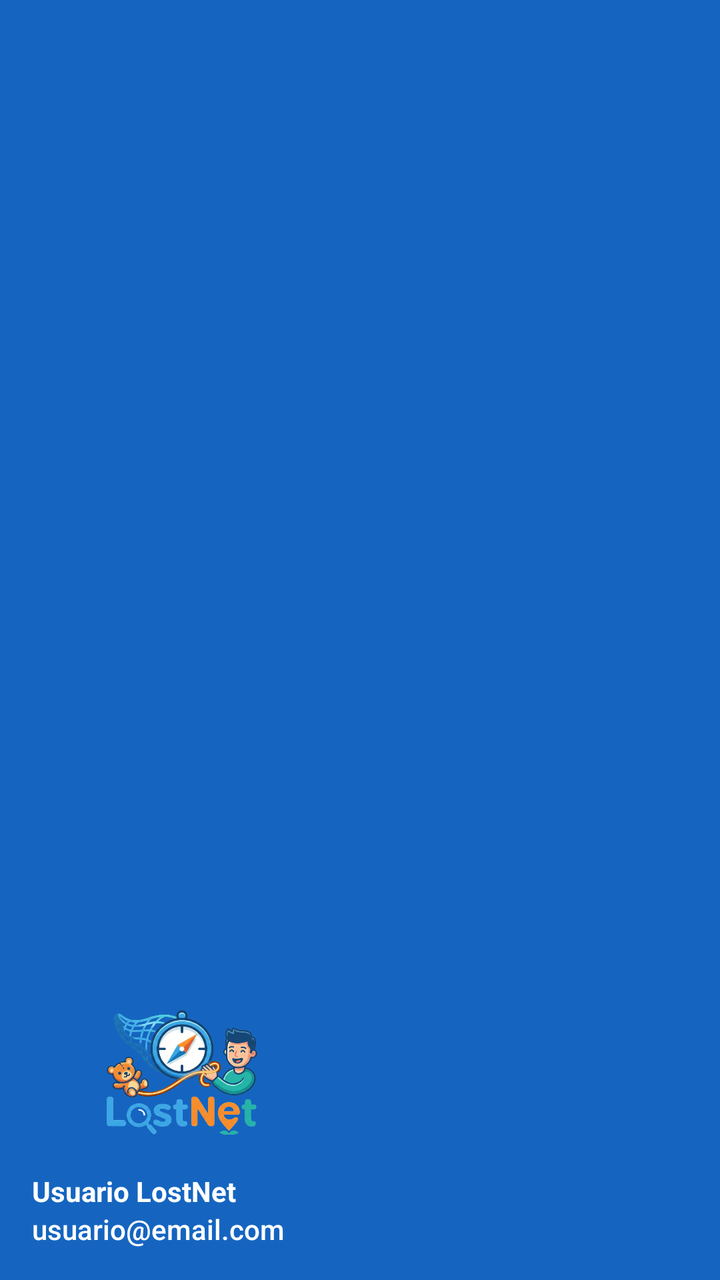
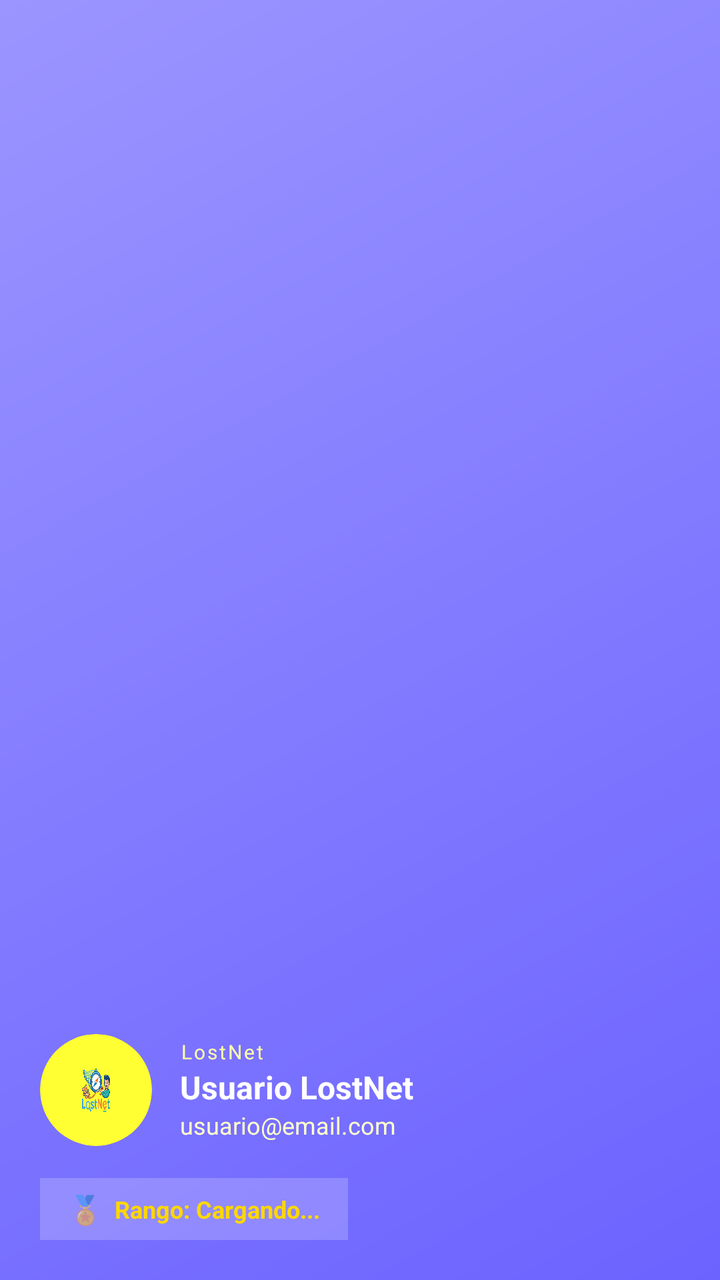

The first picture is an Android layout as it rendered before a commit; the second is the same layout after the commit. The layout source and the unified diff follow.
<!-- AndroidManifest.xml: application theme Theme.LostNet -->
<!-- res/layout/nav_header.xml -->
<?xml version="1.0" encoding="utf-8"?>
<LinearLayout xmlns:android="http://schemas.android.com/apk/res/android"
    android:layout_width="match_parent"
    android:layout_height="176dp"
    android:background="#1565C0"
    android:gravity="bottom"
    android:orientation="vertical"
    android:padding="16dp"
    android:theme="@style/ThemeOverlay.AppCompat.Dark">

    <ImageView
        android:id="@+id/imgNavLogo"
        android:layout_width="150dp"
        android:layout_height="80dp"
        android:background="@drawable/logo"
        android:padding="10dp"
        android:layout_marginBottom="10dp"/>

    <TextView
        android:id="@+id/txtNavUser"
        android:layout_width="match_parent"
        android:layout_height="wrap_content"
        android:text="Usuario LostNet"
        android:textAppearance="@style/TextAppearance.AppCompat.Body1"
        android:textStyle="bold" />

    <TextView
        android:id="@+id/txtNavEmail"
        android:layout_width="wrap_content"
        android:layout_height="wrap_content"
        android:text="usuario@email.com"
        android:textAppearance="@style/TextAppearance.AppCompat.Body2" />

</LinearLayout>
<!-- resources referenced by this layout -->
<resources>
  <!-- drawable logo: png bitmap (drawable, 502090 bytes) -->
  <style name="Theme.LostNet" parent="Base.Theme.LostNet" />
  <style name="Base.Theme.LostNet" parent="Theme.Material3.DayNight.NoActionBar">
          
          
      </style>
</resources>

<!-- the commit's change to res/layout/nav_header.xml (unified diff, before → after) -->
@@ -1,34 +1,95 @@
 <?xml version="1.0" encoding="utf-8"?>
 <LinearLayout xmlns:android="http://schemas.android.com/apk/res/android"
+    xmlns:app="http://schemas.android.com/apk/res-auto"
     android:layout_width="match_parent"
-    android:layout_height="176dp"
-    android:background="#1565C0"
+    android:layout_height="200dp"
+    android:background="@drawable/gradient_header"
     android:gravity="bottom"
     android:orientation="vertical"
-    android:padding="16dp"
-    android:theme="@style/ThemeOverlay.AppCompat.Dark">
+    android:padding="20dp">
 
-    <ImageView
-        android:id="@+id/imgNavLogo"
-        android:layout_width="150dp"
-        android:layout_height="80dp"
-        android:background="@drawable/logo"
-        android:padding="10dp"
-        android:layout_marginBottom="10dp"/>
-
-    <TextView
-        android:id="@+id/txtNavUser"
+    
+    <LinearLayout
         android:layout_width="match_parent"
         android:layout_height="wrap_content"
-        android:text="Usuario LostNet"
-        android:textAppearance="@style/TextAppearance.AppCompat.Body1"
-        android:textStyle="bold" />
+        android:orientation="horizontal"
+        android:gravity="center_vertical"
+        android:layout_marginBottom="16dp">
 
-    <TextView
-        android:id="@+id/txtNavEmail"
+        
+        <androidx.cardview.widget.CardView
+            android:layout_width="56dp"
+            android:layout_height="56dp"
+            app:cardCornerRadius="28dp"
+            app:cardBackgroundColor="#FFFFFF33"
+            app:cardElevation="0dp">
+            <ImageView
+                android:id="@+id/imgNavLogo"
+                android:layout_width="28dp"
+                android:layout_height="28dp"
+                android:background="@drawable/logo"
+                android:layout_gravity="center"/>
+        </androidx.cardview.widget.CardView>
+
+        <LinearLayout
+            android:layout_width="0dp"
+            android:layout_height="wrap_content"
+            android:layout_weight="1"
+            android:orientation="vertical"
+            android:layout_marginStart="14dp">
+
+            <TextView
+                android:layout_width="wrap_content"
+                android:layout_height="wrap_content"
+                android:text="LostNet"
+                android:textSize="10sp"
+                android:textColor="#FFFFFFAA"
+                android:letterSpacing="0.1"/>
+
+            <TextView
+                android:id="@+id/txtNavUser"
+                android:layout_width="match_parent"
+                android:layout_height="wrap_content"
+                android:text="Usuario LostNet"
+                android:textSize="16sp"
+                android:textStyle="bold"
+                android:textColor="#FFFFFF"/>
+
+            <TextView
+                android:id="@+id/txtNavEmail"
+                android:layout_width="wrap_content"
+                android:layout_height="wrap_content"
+                android:text="usuario@email.com"
+                android:textSize="12sp"
+                android:textColor="#FFFFFFCC"/>
+        </LinearLayout>
+    </LinearLayout>
+
+    
+    <LinearLayout
         android:layout_width="wrap_content"
         android:layout_height="wrap_content"
-        android:text="usuario@email.com"
-        android:textAppearance="@style/TextAppearance.AppCompat.Body2" />
+        android:background="#33FFFFFF"
+        android:paddingHorizontal="14dp"
+        android:paddingVertical="6dp"
+        android:orientation="horizontal"
+        android:gravity="center_vertical">
+
+        <TextView
+            android:layout_width="wrap_content"
+            android:layout_height="wrap_content"
+            android:text="🏅"
+            android:textSize="14sp"/>
+
+        <TextView
+            android:id="@+id/txtNavMedalla"
+            android:layout_width="wrap_content"
+            android:layout_height="wrap_content"
+            android:text="Rango: Cargando..."
+            android:textColor="#FFD700"
+            android:textStyle="bold"
+            android:textSize="12sp"
+            android:layout_marginStart="6dp"/>
+    </LinearLayout>
 
 </LinearLayout>
<!-- resource entries referenced after the edit -->
@@ -1,10 +1,63 @@
 <!-- resources referenced by this layout -->
 <resources>
+  <!-- drawable gradient_header (drawable) -->
+  <?xml version="1.0" encoding="utf-8"?>
+  <shape xmlns:android="http://schemas.android.com/apk/res/android">
+      <gradient
+          android:startColor="#6C63FF"
+          android:endColor="#9B95FF"
+          android:angle="135" />
+      <corners android:radius="0dp" />
+  </shape>
   <!-- drawable logo: png bitmap (drawable, 502090 bytes) -->
   <style name="Theme.LostNet" parent="Base.Theme.LostNet" />
-  <style name="Base.Theme.LostNet" parent="Theme.Material3.DayNight.NoActionBar">
-          
-          
+  <style name="Base.Theme.LostNet" parent="Theme.MaterialComponents.Light.NoActionBar">
+          <item name="colorPrimary">@color/primary</item>
+          <item name="colorPrimaryDark">@color/primary_dark</item>
+          <item name="colorOnPrimary">@color/white</item>
+          <item name="colorSecondary">@color/accent</item>
+          <item name="colorOnSecondary">@color/white</item>
+          <item name="colorError">@color/danger</item>
+          <item name="colorSurface">@color/surface_card</item>
+          <item name="colorOnSurface">@color/text_primary</item>
+          <item name="android:colorBackground">@color/surface_dark</item>
+          <item name="android:windowBackground">@color/surface_dark</item>
+          <item name="android:statusBarColor">@color/white</item>
+          <item name="android:navigationBarColor">@color/white</item>
+          <item name="android:windowLightStatusBar">true</item>
+          <item name="textInputStyle">@style/LostNet_TextInputLayout</item>
+          <item name="chipStyle">@style/LostNet_Chip</item>
       </style>
+  <color name="primary">#6C63FF</color>
+  <color name="primary_dark">#4A43CC</color>
+  <color name="white">#FFFFFFFF</color>
+  <color name="accent">#00B894</color>
+  <color name="danger">#FF4757</color>
+  <color name="surface_card">#FFFFFF</color>
+  <color name="text_primary">#1A1A2E</color>
+  <color name="surface_dark">#F5F6FA</color>
+  <style name="LostNet_TextInputLayout" parent="Widget.MaterialComponents.TextInputLayout.OutlinedBox">
+          <item name="boxStrokeColor">@color/border_subtle</item>
+          <item name="hintTextColor">@color/text_secondary</item>
+          <item name="android:textColorHint">@color/text_hint</item>
+          <item name="boxBackgroundColor">@color/white</item>
+          <item name="boxCornerRadiusBottomEnd">12dp</item>
+          <item name="boxCornerRadiusBottomStart">12dp</item>
+          <item name="boxCornerRadiusTopEnd">12dp</item>
+          <item name="boxCornerRadiusTopStart">12dp</item>
+      </style>
+  <style name="LostNet_Chip" parent="Widget.MaterialComponents.Chip.Choice">
+          <item name="chipBackgroundColor">@color/chip_background_state</item>
+          <item name="chipStrokeColor">@color/border_subtle</item>
+          <item name="chipStrokeWidth">1dp</item>
+          <item name="android:textColor">@color/chip_text_state</item>
+          <item name="chipIconTint">@color/chip_text_state</item>
+          <item name="chipCornerRadius">20dp</item>
+          <item name="checkedIconVisible">false</item>
+          <item name="chipIconVisible">true</item>
+      </style>
+  <color name="border_subtle">#DDE1EC</color>
+  <color name="text_secondary">#5A607A</color>
+  <color name="text_hint">#9AA0B8</color>
 </resources>
 
